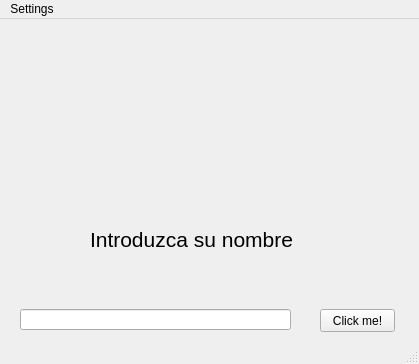
Above: programa_prueba.ui from ea2305/ExposicionVisual before the change. Below: the same form after it.
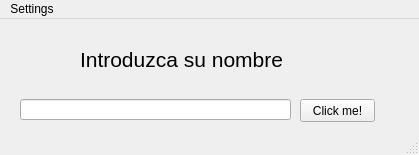
That is the form after the change.

Commit message: Actualizacion de interfaz gráfica

Patch:
```diff
--- a/programa_prueba.ui
+++ b/programa_prueba.ui
@@ -7,7 +7,7 @@
     <x>0</x>
     <y>0</y>
     <width>419</width>
-    <height>364</height>
+    <height>155</height>
    </rect>
   </property>
   <property name="windowTitle">
@@ -18,7 +18,7 @@
     <property name="geometry">
      <rect>
       <x>20</x>
-      <y>290</y>
+      <y>80</y>
       <width>271</width>
       <height>21</height>
      </rect>
@@ -30,8 +30,8 @@
    <widget class="QPushButton" name="pushButton">
     <property name="geometry">
      <rect>
-      <x>320</x>
-      <y>290</y>
+      <x>300</x>
+      <y>80</y>
       <width>75</width>
       <height>23</height>
      </rect>
@@ -43,8 +43,8 @@
    <widget class="QLabel" name="label">
     <property name="geometry">
      <rect>
-      <x>90</x>
-      <y>200</y>
+      <x>80</x>
+      <y>20</y>
       <width>241</width>
       <height>41</height>
      </rect>
```
The commit also changes 1 other file.
